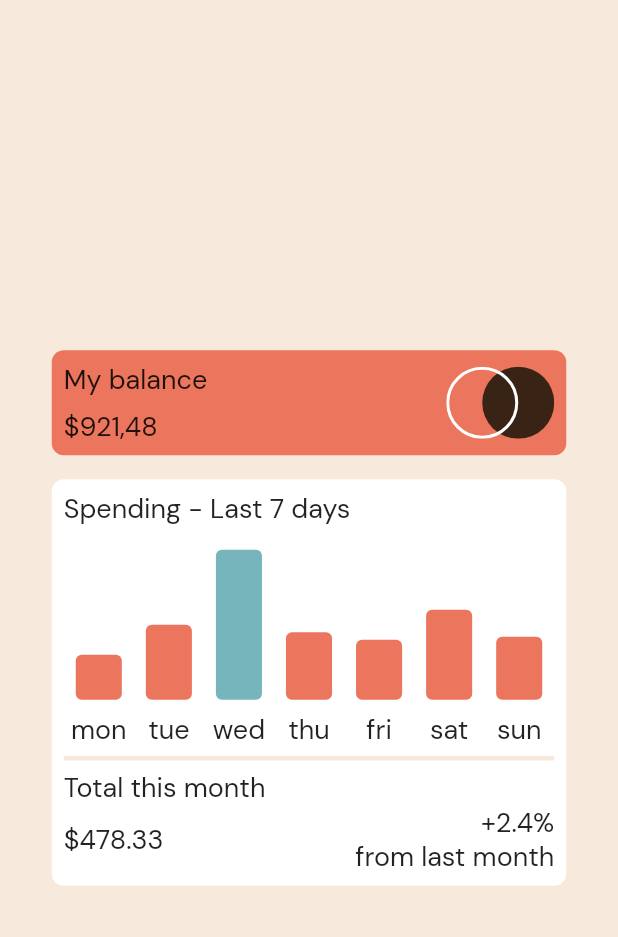
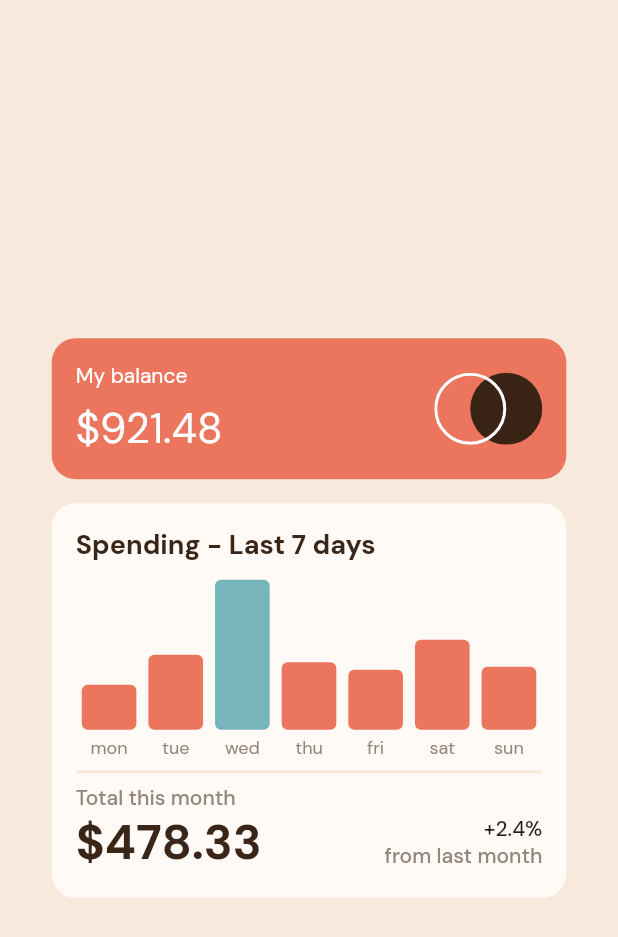
Before and after one commit to Pliavi/FM-flutter-1-expenses-chart-component, a Flutter app: the screen it shows after launch, on a phone screen of 412 x 824 dp. Shown: the top 937 px of the screen. Run offline on Flutter 3.47's test engine with Material 2 defaults, Android fonts, the phone set to English and light mode, and no system bars; our stand-ins replace flutter_svg, google_fonts.

Commit message:
design finished

```diff
--- a/lib/constants/colors.dart
+++ b/lib/constants/colors.dart
@@ -4,11 +4,10 @@ class CColors {
   static const Color primary = Color(0xffeb755d);
   static const Color secondary = Color(0xff76b5bc);
 
-  static const Color background = Color(0xfff7e9dc);
+  static const Color background = Color(0xfff8e9dd);
   static const Color borders = Color(0xfff7e9dc);
+  static const Color paper = Color(0xfffffaf5);
 
   static const Color darkBrown = Color(0xff392618);
   static const Color mediumBrown = Color(0xff93867b);
-  static const Color cream = Color(0xfff8e9dd);
-  static const Color veryPaleOrange = Color(0xfffffaf5);
 }
--- a/lib/main.dart
+++ b/lib/main.dart
@@ -12,16 +12,39 @@
 
   @override
   Widget build(BuildContext context) {
-    final textTheme = Theme.of(context).textTheme;
+    final textTheme = GoogleFonts.dmSansTextTheme();
 
     return MaterialApp(
       title: 'Flutter Demo',
       theme: ThemeData(
         primarySwatch: Colors.blue,
-        textTheme: GoogleFonts.dmSansTextTheme(textTheme).copyWith(
-          bodyText2: GoogleFonts.dmSansTextTheme().bodyText2?.copyWith(
-                fontSize: 18,
-              ),
+        textTheme: textTheme.copyWith(
+          headlineSmall: textTheme.headlineSmall?.copyWith(
+            fontSize: 14,
+            color: CColors.mediumBrown,
+            fontWeight: FontWeight.w500,
+          ),
+          headlineMedium: textTheme.headlineMedium?.copyWith(
+            color: CColors.darkBrown,
+            fontSize: 18,
+            fontWeight: FontWeight.bold,
+          ),
+          labelMedium: textTheme.labelMedium?.copyWith(
+            color: CColors.mediumBrown,
+          ),
+          bodyMedium: textTheme.bodyMedium?.copyWith(
+            color: Colors.white,
+            fontWeight: FontWeight.normal,
+          ),
+          displaySmall: textTheme.displaySmall?.copyWith(
+            color: Colors.white,
+            fontSize: 28,
+          ),
+          displayMedium: textTheme.displayMedium?.copyWith(
+            color: CColors.darkBrown,
+            fontSize: 32,
+            fontWeight: FontWeight.bold,
+          ),
         ),
       ),
       home: const ExpenseChart(),
@@ -34,6 +57,8 @@
 
   @override
   Widget build(BuildContext context) {
+    final textTheme = Theme.of(context).textTheme;
+
     return Scaffold(
       backgroundColor: CColors.background,
       body: Center(
@@ -45,10 +70,10 @@
               mainAxisSize: MainAxisSize.min,
               children: [
                 Container(
-                  padding: const EdgeInsets.all(8),
+                  padding: const EdgeInsets.all(16),
                   decoration: BoxDecoration(
                     color: CColors.primary,
-                    borderRadius: BorderRadius.circular(8),
+                    borderRadius: BorderRadius.circular(16),
                   ),
                   child: Row(
                     mainAxisAlignment: MainAxisAlignment.spaceBetween,
@@ -56,9 +81,9 @@
                       Column(
                         crossAxisAlignment: CrossAxisAlignment.start,
                         children: [
-                          Text("My balance"),
+                          Text("My balance", style: textTheme.bodyMedium),
                           SizedBox(height: 8),
-                          Text("\$921,48"),
+                          Text("\$921.48", style: textTheme.displaySmall),
                         ],
                       ),
                       SvgPicture.asset("assets/images/logo.svg"),
@@ -68,14 +93,17 @@
                 const SizedBox(height: 16),
                 Container(
                   decoration: BoxDecoration(
-                    color: Colors.white,
-                    borderRadius: BorderRadius.circular(8),
+                    color: CColors.paper,
+                    borderRadius: BorderRadius.circular(16),
                   ),
-                  padding: const EdgeInsets.all(8),
+                  padding: const EdgeInsets.all(16),
                   child: Column(
                     crossAxisAlignment: CrossAxisAlignment.start,
                     children: [
-                      const Text("Spending - Last 7 days"),
+                      Text(
+                        "Spending - Last 7 days",
+                        style: textTheme.headlineMedium,
+                      ),
                       const SizedBox(height: 8),
                       Row(
                         crossAxisAlignment: CrossAxisAlignment.end,
@@ -89,17 +117,20 @@
                           _SpendingColumn("sun", 42),
                         ],
                       ),
-                      Divider(color: CColors.borders, thickness: 3),
-                      Text("Total this month"),
+                      Divider(color: CColors.borders, thickness: 2),
+                      Text("Total this month", style: textTheme.headlineSmall),
                       Row(
                         mainAxisAlignment: MainAxisAlignment.spaceBetween,
                         children: [
-                          Text("\$478.33"),
+                          Text("\$478.33", style: textTheme.displayMedium),
                           Column(
                             crossAxisAlignment: CrossAxisAlignment.end,
                             children: [
-                              Text("+2.4%"),
-                              Text("from last month"),
+                              Text("+2.4%", style: textTheme.bodyLarge),
+                              Text(
+                                "from last month",
+                                style: textTheme.headlineSmall,
+                              ),
                             ],
                           )
                         ],
@@ -130,6 +161,8 @@
 
   @override
   Widget build(BuildContext context) {
+    final textTheme = Theme.of(context).textTheme;
+
     return Expanded(
       child: Column(
         children: [
@@ -138,10 +171,13 @@
               color: active ? CColors.secondary : CColors.primary,
               borderRadius: BorderRadius.circular(4),
             ),
-            margin: const EdgeInsets.all(8),
+            margin: const EdgeInsets.all(4),
             height: value,
           ),
-          Text(day),
+          Text(
+            day,
+            style: textTheme.labelMedium,
+          ),
         ],
       ),
     );
```
